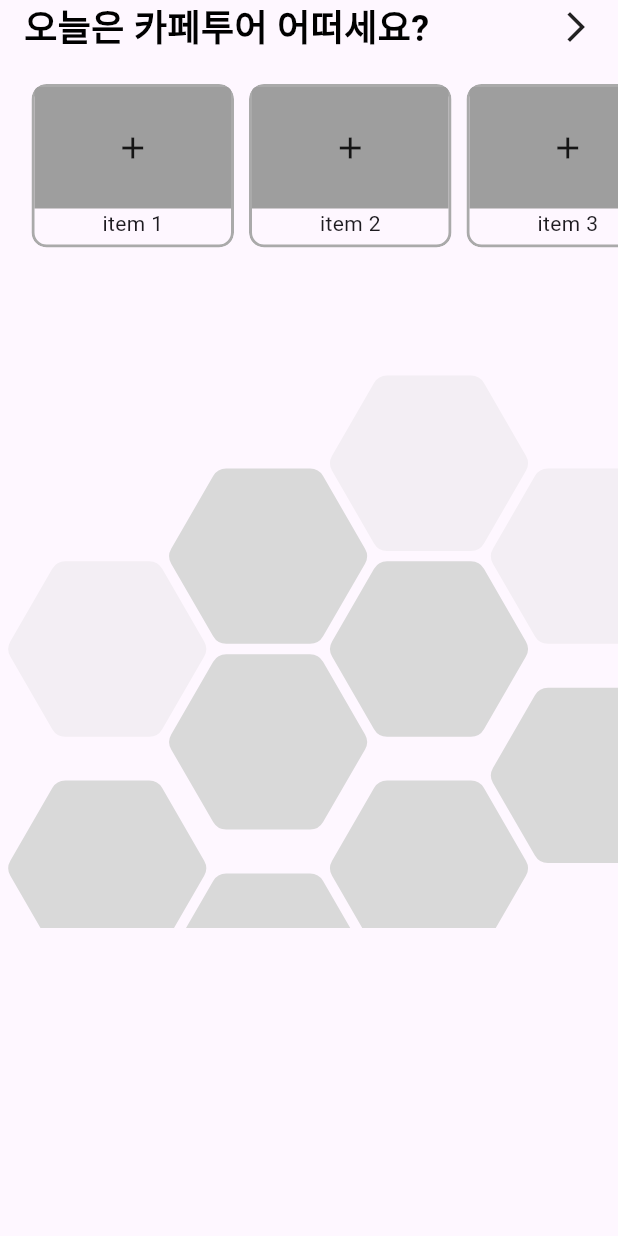
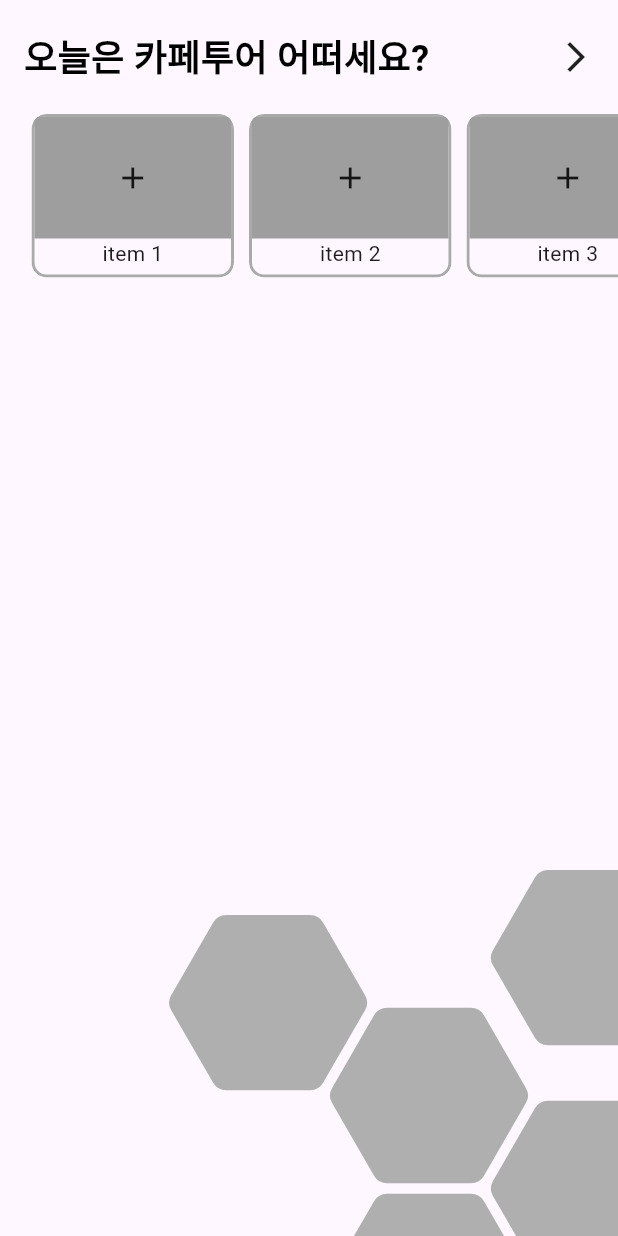
Before and after one commit to WantOscar/solo_play_applicaiton, a Flutter app: the screen it shows after launch, on a phone screen of 412 x 824 dp. Run offline on Flutter 3.47's test engine with Material 3 defaults, Android fonts, the phone set to English and light mode, and no system bars.

Commit message:
맵뷰 완성

```diff
--- a/lib/src/main/view/main_view.dart
+++ b/lib/src/main/view/main_view.dart
@@ -21,13 +21,13 @@ class MainView extends StatelessWidget {
     );
   }
 
-  Widget _recommend() => const RecommendView(
-        key: Key("main view recommend"),
-        title: "오늘은 카페투어 어떠세요?",
+  Widget _recommend() => const Padding(
+        padding: EdgeInsets.symmetric(vertical: 20.0),
+        child: RecommendView(
+          key: Key("main view recommend"),
+          title: "오늘은 카페투어 어떠세요?",
+        ),
       );
 
-  Widget _map() => const Padding(
-        padding: EdgeInsets.symmetric(vertical: 20.0),
-        child: MapView(),
-      );
+  Widget _map() => const MapView();
 }
--- a/lib/src/main/view/map_view.dart
+++ b/lib/src/main/view/map_view.dart
@@ -6,53 +6,68 @@ class MapView extends StatelessWidget {
 
   @override
   Widget build(BuildContext context) {
-    return Stack(
-      children: [
-        _overRiver(),
-        _underRiver(),
-      ],
-    );
-  }
+    final List<HexagonPosition> gangbuk = [
+      const HexagonPosition(x: 4, y: 0),
+      const HexagonPosition(x: 5, y: 0),
+      const HexagonPosition(x: 6, y: 0),
+      const HexagonPosition(x: 5, y: 1),
+    ];
 
-  Widget _overRiver() => HexagonGrid(
-        space: 4.0,
-        offsets: [
-          HexagonPosition(
-            x: 2,
-            y: 0,
-            color: const Color(0xffd9d9d9).withOpacity(0.3),
-          ),
-          HexagonPosition(
-            x: 0,
-            y: 1,
-            color: const Color(0xffd9d9d9).withOpacity(0.3),
-          ),
-          const HexagonPosition(x: 1, y: 1, color: Color(0xffd9d9d9)),
-          const HexagonPosition(x: 2, y: 1, color: Color(0xffd9d9d9)),
-          HexagonPosition(
-            x: 3,
-            y: 1,
-            color: const Color(0xffd9d9d9).withOpacity(0.3),
-          ),
-          const HexagonPosition(x: 1, y: 2, color: Color(0xffd9d9d9)),
-        ],
-      );
+    final List<HexagonPosition> dosim = [
+      const HexagonPosition(x: 3, y: 3),
+      const HexagonPosition(x: 4, y: 1),
+      const HexagonPosition(x: 4, y: 2),
+      const HexagonPosition(x: 4, y: 3),
+      const HexagonPosition(x: 5, y: 2),
+      const HexagonPosition(x: 5, y: 3),
+    ];
+    final List<HexagonPosition> dongseoul = [
+      const HexagonPosition(x: 6, y: 1),
+      const HexagonPosition(x: 6, y: 2),
+      const HexagonPosition(x: 7, y: 2),
+      const HexagonPosition(x: 7, y: 3),
+    ];
+    final List<HexagonPosition> seonam = [
+      const HexagonPosition(x: 1, y: 3, type: HexagonSectionType.bottom),
+      const HexagonPosition(x: 2, y: 3, type: HexagonSectionType.bottom),
+    ];
+    final List<HexagonPosition> namseoul = [
+      const HexagonPosition(x: 2, y: 4, type: HexagonSectionType.bottom),
+      const HexagonPosition(x: 2, y: 5, type: HexagonSectionType.bottom),
+      const HexagonPosition(x: 3, y: 4, type: HexagonSectionType.bottom),
+      const HexagonPosition(x: 3, y: 5, type: HexagonSectionType.bottom),
+      const HexagonPosition(x: 4, y: 4, type: HexagonSectionType.bottom),
+    ];
+    final List<HexagonPosition> gangnam = [
+      const HexagonPosition(x: 5, y: 4, type: HexagonSectionType.bottom),
+      const HexagonPosition(x: 6, y: 3, type: HexagonSectionType.bottom),
+    ];
+    final List<HexagonPosition> dongnam = [
+      const HexagonPosition(x: 7, y: 4, type: HexagonSectionType.bottom),
+      const HexagonPosition(x: 8, y: 3, type: HexagonSectionType.bottom),
+    ];
 
-  Widget _underRiver() => Positioned(
-        top: 270,
-        bottom: 1.0,
+    return Center(
+      child: SingleChildScrollView(
+        scrollDirection: Axis.horizontal,
+        child: InteractiveViewer(
+          boundaryMargin: const EdgeInsets.all(20.0),
+          minScale: 0.1,
+          maxScale: 4.0,
           child: HexagonGrid(
             space: 4.0,
             offsets: [
-            const HexagonPosition(x: 0, y: 0, color: Color(0xffd9d9d9)),
-            const HexagonPosition(x: 2, y: 0, color: Color(0xffd9d9d9)),
-            const HexagonPosition(x: 3, y: 0, color: Color(0xffd9d9d9)),
-            HexagonPosition(
-                x: 0, y: 1, color: const Color(0xffd9d9d9).withOpacity(0.3)),
-            const HexagonPosition(x: 1, y: 1, color: Color(0xffd9d9d9)),
-            HexagonPosition(
-                x: 2, y: 1, color: const Color(0xffd9d9d9).withOpacity(0.3)),
+              ...dosim,
+              ...gangbuk,
+              ...dongseoul,
+              ...seonam,
+              ...namseoul,
+              ...gangnam,
+              ...dongnam,
             ],
+          ),
+        ),
       ),
     );
   }
+}
--- a/lib/src/main/widgets/hexagon_grid.dart
+++ b/lib/src/main/widgets/hexagon_grid.dart
@@ -6,12 +6,14 @@ class HexagonGrid extends StatelessWidget {
   final List<HexagonPosition> offsets;
   final double? borderRadius;
   final double? space;
+  final double? distance;
   const HexagonGrid(
       {super.key,
       this.radius = 71.5,
       this.borderRadius = 10,
       this.space = 0.0,
-      required this.offsets});
+      required this.offsets,
+      this.distance = 30});
 
   Offset getCanvasOffset() {
     var x = 0;
@@ -32,12 +34,13 @@ class HexagonGrid extends StatelessWidget {
     final width = (3 * maxOffset.dx + 4) / 2 * radius;
     final height = (2 * maxOffset.dy + 3) / 2 * radius * sqrt(3.0);
     return CustomPaint(
-      size: Size(width, height),
+      size: Size(width, height + distance!),
       painter: HexagonPainter(
           radius: radius,
           space: space!,
           borderRadius: borderRadius!,
-          positions: offsets),
+          positions: offsets,
+          distance: distance!),
     );
   }
 }
@@ -46,17 +49,23 @@ class HexagonPainter extends CustomPainter {
   final double radius;
   final double space;
   final double borderRadius;
+  final double distance;
   final List<HexagonPosition> positions;
   const HexagonPainter({
     required this.radius,
     required this.space,
     required this.borderRadius,
     required this.positions,
+    required this.distance,
   });
 
   @override
   void paint(Canvas canvas, Size size) {
     final thOffset = Offset(radius, sqrt(3.0) * radius);
+    final Map<HexagonSectionType, double> vector = {
+      HexagonSectionType.top: 0,
+      HexagonSectionType.bottom: distance,
+    };
     for (HexagonPosition postion in positions) {
       final x = postion.x;
       final y = postion.y;
@@ -64,7 +73,8 @@ class HexagonPainter extends CustomPainter {
           3 * x / 2 * radius + thOffset.dx,
           (sqrt(3.0) * radius * y) -
               ((sqrt(3.0) * radius / 2) * (x % 2)) +
-              thOffset.dy);
+              thOffset.dy +
+              vector[postion.type]!);
       const angle = (pi * 2) / 6;
       Paint paint = Paint()
         ..color = postion.color!
@@ -95,14 +105,21 @@ class HexagonPainter extends CustomPainter {
   bool shouldRepaint(CustomPainter oldDelegate) => false;
 }
 
+enum HexagonSectionType {
+  top,
+  bottom,
+}
+
 class HexagonPosition {
   final int x;
   final int y;
   final Color? color;
+  final HexagonSectionType type;
 
   const HexagonPosition({
     required this.x,
     required this.y,
+    this.type = HexagonSectionType.top,
     this.color = const Color(0xffafafaf),
   });
 }
```
Lines whose indentation alone changed are shown as unchanged.
